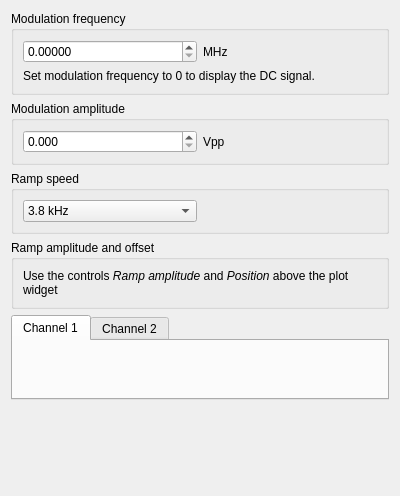
Above: linien/gui/ui/modulation_ramp_panel.ui from linien-org/linien before the change. Below: the same form after it.
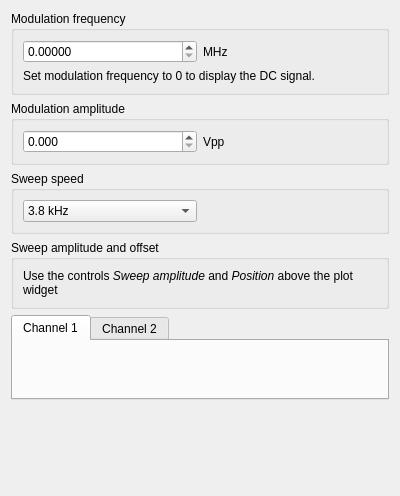
That is the form after the change. Custom widgets are drawn as their Qt base class.

Commit message: Rename ramp to sweep everywhere.

```diff
--- a/linien/gui/ui/modulation_ramp_panel.ui
+++ b/linien/gui/ui/modulation_ramp_panel.ui
@@ -96,7 +96,7 @@
    <item>
     <widget class="QGroupBox" name="groupBox_3">
      <property name="title">
-      <string>Ramp speed</string>
+      <string>Sweep speed</string>
      </property>
      <layout class="QVBoxLayout" name="verticalLayout_4">
       <item>
@@ -206,13 +206,13 @@
    <item>
     <widget class="QGroupBox" name="groupBox_2">
      <property name="title">
-      <string>Ramp amplitude and offset</string>
+      <string>Sweep amplitude and offset</string>
      </property>
      <layout class="QVBoxLayout" name="verticalLayout_3">
       <item>
        <widget class="QLabel" name="label_4">
         <property name="text">
-         <string>&lt;html&gt;&lt;head/&gt;&lt;body&gt;&lt;p&gt;Use the controls &lt;span style=&quot; font-style:italic;&quot;&gt;Ramp amplitude&lt;/span&gt; and &lt;span style=&quot; font-style:italic;&quot;&gt;Position &lt;/span&gt;above the plot widget&lt;/p&gt;&lt;/body&gt;&lt;/html&gt;</string>
+         <string>&lt;html&gt;&lt;head/&gt;&lt;body&gt;&lt;p&gt;Use the controls &lt;span style=&quot; font-style:italic;&quot;&gt;Sweep amplitude&lt;/span&gt; and &lt;span style=&quot; font-style:italic;&quot;&gt;Position &lt;/span&gt;above the plot widget&lt;/p&gt;&lt;/body&gt;&lt;/html&gt;</string>
         </property>
         <property name="textFormat">
          <enum>Qt::RichText</enum>
```
Left out of the diff: 2 changed lines with no effect on the pictures. The commit also changes 28 other files.
